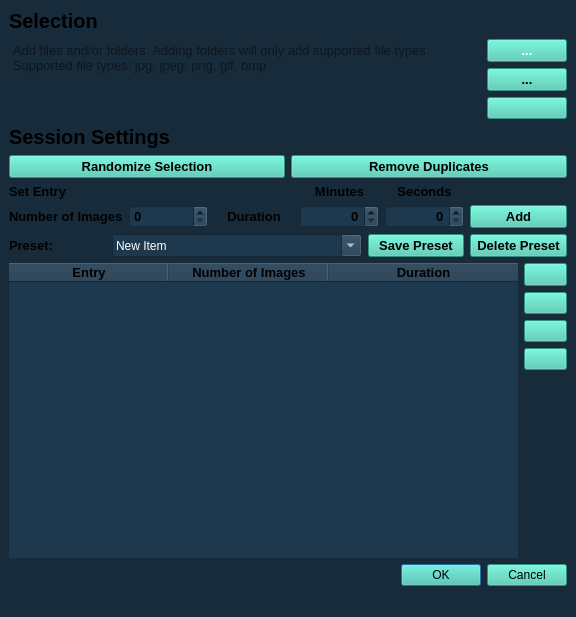
Above: ui/main_window.ui from adnv3k/GestureSesh before the change. Below: the same form after it.
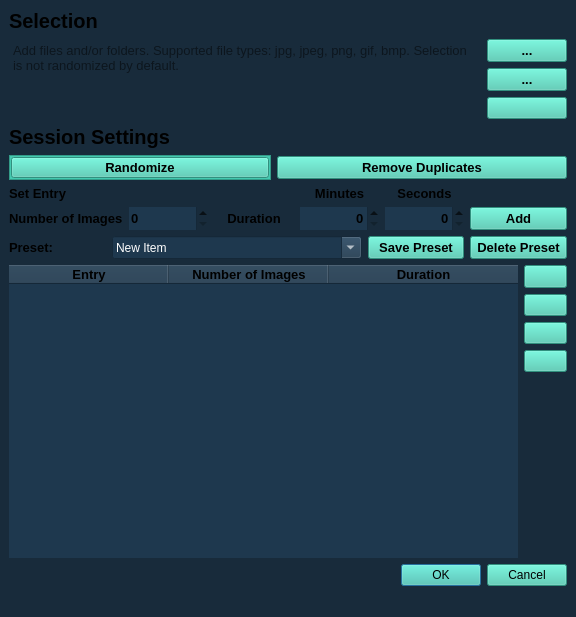
That is the form after the change. Icons and pictures are not drawn.

Diff of the .ui file:
```diff
--- a/ui/main_window.ui
+++ b/ui/main_window.ui
@@ -545,7 +545,7 @@
          <set>Qt::TextSelectableByKeyboard|Qt::TextSelectableByMouse</set>
         </property>
         <property name="placeholderText">
-         <string>Add files and/or folders. Adding folders will only add supported file types. Supported file types: jpg, jpeg, png, gif, bmp</string>
+         <string>Add files and/or folders. Supported file types: jpg, jpeg, png, gif, bmp. Selection is not randomized by default.</string>
         </property>
        </widget>
       </item>
@@ -559,9 +559,9 @@
              <colorrole role="WindowText">
               <brush brushstyle="SolidPattern">
                <color alpha="255">
-                <red>255</red>
-                <green>255</green>
-                <blue>255</blue>
+                <red>0</red>
+                <green>0</green>
+                <blue>0</blue>
                </color>
               </brush>
              </colorrole>
@@ -577,18 +577,18 @@
              <colorrole role="Text">
               <brush brushstyle="SolidPattern">
                <color alpha="255">
-                <red>255</red>
-                <green>255</green>
-                <blue>255</blue>
+                <red>0</red>
+                <green>0</green>
+                <blue>0</blue>
                </color>
               </brush>
              </colorrole>
              <colorrole role="ButtonText">
               <brush brushstyle="SolidPattern">
                <color alpha="255">
-                <red>255</red>
-                <green>255</green>
-                <blue>255</blue>
+                <red>0</red>
+                <green>0</green>
+                <blue>0</blue>
                </color>
               </brush>
              </colorrole>
@@ -613,9 +613,9 @@
              <colorrole role="PlaceholderText">
               <brush brushstyle="NoBrush">
                <color alpha="128">
-                <red>255</red>
-                <green>255</green>
-                <blue>255</blue>
+                <red>0</red>
+                <green>0</green>
+                <blue>0</blue>
                </color>
               </brush>
              </colorrole>
@@ -624,9 +624,9 @@
              <colorrole role="WindowText">
               <brush brushstyle="SolidPattern">
                <color alpha="255">
-                <red>255</red>
-                <green>255</green>
-                <blue>255</blue>
+                <red>0</red>
+                <green>0</green>
+                <blue>0</blue>
                </color>
               </brush>
              </colorrole>
@@ -642,18 +642,18 @@
              <colorrole role="Text">
               <brush brushstyle="SolidPattern">
                <color alpha="255">
-                <red>255</red>
-                <green>255</green>
-                <blue>255</blue>
+                <red>0</red>
+                <green>0</green>
+                <blue>0</blue>
                </color>
               </brush>
              </colorrole>
              <colorrole role="ButtonText">
               <brush brushstyle="SolidPattern">
                <color alpha="255">
-                <red>255</red>
-                <green>255</green>
-                <blue>255</blue>
+                <red>0</red>
+                <green>0</green>
+                <blue>0</blue>
                </color>
               </brush>
              </colorrole>
@@ -678,9 +678,9 @@
              <colorrole role="PlaceholderText">
               <brush brushstyle="NoBrush">
                <color alpha="128">
-                <red>255</red>
-                <green>255</green>
-                <blue>255</blue>
+                <red>0</red>
+                <green>0</green>
+                <blue>0</blue>
                </color>
               </brush>
              </colorrole>
@@ -689,9 +689,9 @@
              <colorrole role="WindowText">
               <brush brushstyle="SolidPattern">
                <color alpha="255">
-                <red>255</red>
-                <green>255</green>
-                <blue>255</blue>
+                <red>0</red>
+                <green>0</green>
+                <blue>0</blue>
                </color>
               </brush>
              </colorrole>
@@ -707,18 +707,18 @@
              <colorrole role="Text">
               <brush brushstyle="SolidPattern">
                <color alpha="255">
-                <red>255</red>
-                <green>255</green>
-                <blue>255</blue>
+                <red>0</red>
+                <green>0</green>
+                <blue>0</blue>
                </color>
               </brush>
              </colorrole>
              <colorrole role="ButtonText">
               <brush brushstyle="SolidPattern">
                <color alpha="255">
-                <red>255</red>
-                <green>255</green>
-                <blue>255</blue>
+                <red>0</red>
+                <green>0</green>
+                <blue>0</blue>
                </color>
               </brush>
              </colorrole>
@@ -743,9 +743,9 @@
              <colorrole role="PlaceholderText">
               <brush brushstyle="NoBrush">
                <color alpha="128">
-                <red>255</red>
-                <green>255</green>
-                <blue>255</blue>
+                <red>0</red>
+                <green>0</green>
+                <blue>0</blue>
                </color>
               </brush>
              </colorrole>
@@ -885,33 +885,522 @@
      </widget>
     </item>
     <item>
-     <layout class="QHBoxLayout" name="horizontalLayout_4">
+     <layout class="QHBoxLayout" name="horizontalLayout_5">
       <item>
-       <widget class="QPushButton" name="randomize_selection">
-        <property name="font">
-         <font>
-          <pointsize>10</pointsize>
-          <weight>75</weight>
-          <bold>true</bold>
-         </font>
+       <widget class="QFrame" name="frame">
+        <property name="minimumSize">
+         <size>
+          <width>260</width>
+          <height>0</height>
+         </size>
         </property>
-        <property name="toolTip">
-         <string>&lt;!DOCTYPE HTML PUBLIC &quot;-//W3C//DTD HTML 4.0//EN&quot; &quot;http://www.w3.org/TR/REC-html40/strict.dtd&quot;&gt;
+        <property name="maximumSize">
+         <size>
+          <width>16777215</width>
+          <height>25</height>
+         </size>
+        </property>
+        <property name="palette">
+         <palette>
+          <active>
+           <colorrole role="WindowText">
+            <brush brushstyle="SolidPattern">
+             <color alpha="255">
+              <red>255</red>
+              <green>255</green>
+              <blue>255</blue>
+             </color>
+            </brush>
+           </colorrole>
+           <colorrole role="Button">
+            <brush brushstyle="SolidPattern">
+             <color alpha="255">
+              <red>68</red>
+              <green>201</green>
+              <blue>176</blue>
+             </color>
+            </brush>
+           </colorrole>
+           <colorrole role="Text">
+            <brush brushstyle="SolidPattern">
+             <color alpha="255">
+              <red>255</red>
+              <green>255</green>
+              <blue>255</blue>
+             </color>
+            </brush>
+           </colorrole>
+           <colorrole role="ButtonText">
+            <brush brushstyle="SolidPattern">
+             <color alpha="255">
+              <red>255</red>
+              <green>255</green>
+              <blue>255</blue>
+             </color>
+            </brush>
+           </colorrole>
+           <colorrole role="Base">
+            <brush brushstyle="SolidPattern">
+             <color alpha="255">
+              <red>68</red>
+              <green>201</green>
+              <blue>176</blue>
+             </color>
+            </brush>
+           </colorrole>
+           <colorrole role="Window">
+            <brush brushstyle="SolidPattern">
+             <color alpha="255">
+              <red>68</red>
+              <green>201</green>
+              <blue>176</blue>
+             </color>
+            </brush>
+           </colorrole>
+           <colorrole role="PlaceholderText">
+            <brush brushstyle="NoBrush">
+             <color alpha="128">
+              <red>255</red>
+              <green>255</green>
+              <blue>255</blue>
+             </color>
+            </brush>
+           </colorrole>
+          </active>
+          <inactive>
+           <colorrole role="WindowText">
+            <brush brushstyle="SolidPattern">
+             <color alpha="255">
+              <red>255</red>
+              <green>255</green>
+              <blue>255</blue>
+             </color>
+            </brush>
+           </colorrole>
+           <colorrole role="Button">
+            <brush brushstyle="SolidPattern">
+             <color alpha="255">
+              <red>68</red>
+              <green>201</green>
+              <blue>176</blue>
+             </color>
+            </brush>
+           </colorrole>
+           <colorrole role="Text">
+            <brush brushstyle="SolidPattern">
+             <color alpha="255">
+              <red>255</red>
+              <green>255</green>
+              <blue>255</blue>
+             </color>
+            </brush>
+           </colorrole>
+           <colorrole role="ButtonText">
+            <brush brushstyle="SolidPattern">
+             <color alpha="255">
+              <red>255</red>
+              <green>255</green>
+              <blue>255</blue>
+             </color>
+            </brush>
+           </colorrole>
+           <colorrole role="Base">
+            <brush brushstyle="SolidPattern">
+             <color alpha="255">
+              <red>68</red>
+              <green>201</green>
+              <blue>176</blue>
+             </color>
+            </brush>
+           </colorrole>
+           <colorrole role="Window">
+            <brush brushstyle="SolidPattern">
+             <color alpha="255">
+              <red>68</red>
+              <green>201</green>
+              <blue>176</blue>
+             </color>
+            </brush>
+           </colorrole>
+           <colorrole role="PlaceholderText">
+            <brush brushstyle="NoBrush">
+             <color alpha="128">
+              <red>255</red>
+              <green>255</green>
+              <blue>255</blue>
+             </color>
+            </brush>
+           </colorrole>
+          </inactive>
+          <disabled>
+           <colorrole role="WindowText">
+            <brush brushstyle="SolidPattern">
+             <color alpha="255">
+              <red>255</red>
+              <green>255</green>
+              <blue>255</blue>
+             </color>
+            </brush>
+           </colorrole>
+           <colorrole role="Button">
+            <brush brushstyle="SolidPattern">
+             <color alpha="255">
+              <red>68</red>
+              <green>201</green>
+              <blue>176</blue>
+             </color>
+            </brush>
+           </colorrole>
+           <colorrole role="Text">
+            <brush brushstyle="SolidPattern">
+             <color alpha="255">
+              <red>255</red>
+              <green>255</green>
+              <blue>255</blue>
+             </color>
+            </brush>
+           </colorrole>
+           <colorrole role="ButtonText">
+            <brush brushstyle="SolidPattern">
+             <color alpha="255">
+              <red>255</red>
+              <green>255</green>
+              <blue>255</blue>
+             </color>
+            </brush>
+           </colorrole>
+           <colorrole role="Base">
+            <brush brushstyle="SolidPattern">
+             <color alpha="255">
+              <red>68</red>
+              <green>201</green>
+              <blue>176</blue>
+             </color>
+            </brush>
+           </colorrole>
+           <colorrole role="Window">
+            <brush brushstyle="SolidPattern">
+             <color alpha="255">
+              <red>68</red>
+              <green>201</green>
+              <blue>176</blue>
+             </color>
+            </brush>
+           </colorrole>
+           <colorrole role="PlaceholderText">
+            <brush brushstyle="NoBrush">
+             <color alpha="128">
+              <red>255</red>
+              <green>255</green>
+              <blue>255</blue>
+             </color>
+            </brush>
+           </colorrole>
+          </disabled>
+         </palette>
+        </property>
+        <property name="autoFillBackground">
+         <bool>false</bool>
+        </property>
+        <property name="styleSheet">
+         <string notr="true">background: rgb(68,201,176)</string>
+        </property>
+        <property name="frameShape">
+         <enum>QFrame::StyledPanel</enum>
+        </property>
+        <property name="frameShadow">
+         <enum>QFrame::Raised</enum>
+        </property>
+        <layout class="QHBoxLayout" name="horizontalLayout_4">
+         <property name="spacing">
+          <number>0</number>
+         </property>
+         <property name="leftMargin">
+          <number>1</number>
+         </property>
+         <property name="topMargin">
+          <number>1</number>
+         </property>
+         <property name="rightMargin">
+          <number>1</number>
+         </property>
+         <property name="bottomMargin">
+          <number>1</number>
+         </property>
+         <item>
+          <widget class="QPushButton" name="randomize_selection">
+           <property name="sizePolicy">
+            <sizepolicy hsizetype="MinimumExpanding" vsizetype="MinimumExpanding">
+             <horstretch>0</horstretch>
+             <verstretch>0</verstretch>
+            </sizepolicy>
+           </property>
+           <property name="minimumSize">
+            <size>
+             <width>258</width>
+             <height>21</height>
+            </size>
+           </property>
+           <property name="palette">
+            <palette>
+             <active>
+              <colorrole role="WindowText">
+               <brush brushstyle="SolidPattern">
+                <color alpha="255">
+                 <red>0</red>
+                 <green>0</green>
+                 <blue>0</blue>
+                </color>
+               </brush>
+              </colorrole>
+              <colorrole role="Button">
+               <brush brushstyle="SolidPattern">
+                <color alpha="255">
+                 <red>68</red>
+                 <green>201</green>
+                 <blue>176</blue>
+                </color>
+               </brush>
+              </colorrole>
+              <colorrole role="Text">
+               <brush brushstyle="SolidPattern">
+                <color alpha="255">
+                 <red>0</red>
+                 <green>0</green>
+                 <blue>0</blue>
+                </color>
+               </brush>
+              </colorrole>
+              <colorrole role="ButtonText">
+               <brush brushstyle="SolidPattern">
+                <color alpha="255">
+                 <red>0</red>
+                 <green>0</green>
+                 <blue>0</blue>
+                </color>
+               </brush>
+              </colorrole>
+              <colorrole role="Base">
+               <brush brushstyle="SolidPattern">
+                <color alpha="255">
+                 <red>68</red>
+                 <green>201</green>
+                 <blue>176</blue>
+                </color>
+               </brush>
+              </colorrole>
+              <colorrole role="Window">
+               <brush brushstyle="SolidPattern">
+                <color alpha="255">
+                 <red>68</red>
+                 <green>201</green>
+                 <blue>176</blue>
+                </color>
+               </brush>
+              </colorrole>
+              <colorrole role="PlaceholderText">
+               <brush brushstyle="NoBrush">
+                <color alpha="128">
+                 <red>0</red>
+                 <green>0</green>
+                 <blue>0</blue>
+                </color>
+               </brush>
+              </colorrole>
+             </active>
+             <inactive>
+              <colorrole role="WindowText">
+               <brush brushstyle="SolidPattern">
+                <color alpha="255">
+                 <red>0</red>
+                 <green>0</green>
+                 <blue>0</blue>
+                </color>
+               </brush>
+              </colorrole>
+              <colorrole role="Button">
+               <brush brushstyle="SolidPattern">
+                <color alpha="255">
+                 <red>68</red>
+                 <green>201</green>
+                 <blue>176</blue>
+                </color>
+               </brush>
+              </colorrole>
+              <colorrole role="Text">
+               <brush brushstyle="SolidPattern">
+                <color alpha="255">
+                 <red>0</red>
+                 <green>0</green>
+                 <blue>0</blue>
+                </color>
+               </brush>
+              </colorrole>
+              <colorrole role="ButtonText">
+               <brush brushstyle="SolidPattern">
+                <color alpha="255">
+                 <red>0</red>
+                 <green>0</green>
+                 <blue>0</blue>
+                </color>
+               </brush>
+              </colorrole>
+              <colorrole role="Base">
+               <brush brushstyle="SolidPattern">
+                <color alpha="255">
+                 <red>68</red>
+                 <green>201</green>
+                 <blue>176</blue>
+                </color>
+               </brush>
+              </colorrole>
+              <colorrole role="Window">
+               <brush brushstyle="SolidPattern">
+                <color alpha="255">
+                 <red>68</red>
+                 <green>201</green>
+                 <blue>176</blue>
+                </color>
+               </brush>
+              </colorrole>
+              <colorrole role="PlaceholderText">
+               <brush brushstyle="NoBrush">
+                <color alpha="128">
+                 <red>0</red>
+                 <green>0</green>
+                 <blue>0</blue>
+                </color>
+               </brush>
+              </colorrole>
+             </inactive>
+             <disabled>
+              <colorrole role="WindowText">
+               <brush brushstyle="SolidPattern">
+                <color alpha="255">
+                 <red>0</red>
+                 <green>0</green>
+                 <blue>0</blue>
+                </color>
+               </brush>
+              </colorrole>
+              <colorrole role="Button">
+               <brush brushstyle="SolidPattern">
+                <color alpha="255">
+                 <red>68</red>
+                 <green>201</green>
+                 <blue>176</blue>
+                </color>
+               </brush>
+              </colorrole>
+              <colorrole role="Text">
+               <brush brushstyle="SolidPattern">
+                <color alpha="255">
+                 <red>0</red>
+                 <green>0</green>
+                 <blue>0</blue>
+                </color>
+               </brush>
+              </colorrole>
+              <colorrole role="ButtonText">
+               <brush brushstyle="SolidPattern">
+                <color alpha="255">
+                 <red>0</red>
+                 <green>0</green>
+                 <blue>0</blue>
+                </color>
+               </brush>
+              </colorrole>
+              <colorrole role="Base">
+               <brush brushstyle="SolidPattern">
+                <color alpha="255">
+                 <red>68</red>
+                 <green>201</green>
+                 <blue>176</blue>
+                </color>
+               </brush>
+              </colorrole>
+              <colorrole role="Window">
+               <brush brushstyle="SolidPattern">
+                <color alpha="255">
+                 <red>68</red>
+                 <green>201</green>
+                 <blue>176</blue>
+                </color>
+               </brush>
+              </colorrole>
+              <colorrole role="PlaceholderText">
+               <brush brushstyle="NoBrush">
+                <color alpha="128">
+                 <red>0</red>
+                 <green>0</green>
+                 <blue>0</blue>
+                </color>
+               </brush>
+              </colorrole>
+             </disabled>
+            </palette>
+           </property>
+           <property name="font">
+            <font>
+             <pointsize>10</pointsize>
+             <weight>75</weight>
+             <bold>true</bold>
+            </font>
+           </property>
+           <property name="focusPolicy">
+            <enum>Qt::NoFocus</enum>
+           </property>
+           <property name="toolTip">
+            <string>&lt;!DOCTYPE HTML PUBLIC &quot;-//W3C//DTD HTML 4.0//EN&quot; &quot;http://www.w3.org/TR/REC-html40/strict.dtd&quot;&gt;
 &lt;html&gt;&lt;head&gt;&lt;meta name=&quot;qrichtext&quot; content=&quot;1&quot; /&gt;&lt;style type=&quot;text/css&quot;&gt;
 p, li { white-space: pre-wrap; }
-&lt;/style&gt;&lt;/head&gt;&lt;body style=&quot; font-family:'MS Shell Dlg 2'; font-size:13pt; font-weight:400; font-style:normal;color:'black';&quot;&gt;
-&lt;p style=&quot; margin-top:0px; margin-bottom:0px; margin-left:0px; margin-right:0px; -qt-block-indent:0; text-indent:0px;&quot;&gt;By default, images will be displayed in the order of selection. &lt;/p&gt;&lt;/body&gt;&lt;/html&gt;</string>
-        </property>
-        <property name="styleSheet">
-         <string notr="true">background: rgb(68,201,176); color: 'white';</string>
-        </property>
-        <property name="text">
-         <string>Randomize Selection</string>
-        </property>
+&lt;/style&gt;&lt;/head&gt;&lt;body style=&quot; font-family:'MS Shell Dlg 2'; font-size:8pt; font-weight:400; font-style:normal;&quot;&gt;
+&lt;p style=&quot; margin-top:0px; margin-bottom:0px; margin-left:0px; margin-right:0px; -qt-block-indent:0; text-indent:0px;&quot;&gt;&lt;span style=&quot; font-size:13pt; color:#000000;&quot;&gt;Toggle randomization of selection&lt;/span&gt;&lt;/p&gt;
+&lt;p style=&quot; margin-top:0px; margin-bottom:0px; margin-left:0px; margin-right:0px; -qt-block-indent:0; text-indent:0px;&quot;&gt;&lt;span style=&quot; font-size:13pt; color:#000000;&quot;&gt;Ctrl + R&lt;/span&gt;&lt;/p&gt;&lt;/body&gt;&lt;/html&gt;</string>
+           </property>
+           <property name="autoFillBackground">
+            <bool>false</bool>
+           </property>
+           <property name="styleSheet">
+            <string notr="true">background: rgb(68,201,176); color: 'black';</string>
+           </property>
+           <property name="text">
+            <string>Randomize</string>
+           </property>
+           <property name="shortcut">
+            <string>Ctrl+R</string>
+           </property>
+           <property name="checkable">
+            <bool>true</bool>
+           </property>
+           <property name="checked">
+            <bool>false</bool>
+           </property>
+           <property name="autoRepeat">
+            <bool>false</bool>
+           </property>
+           <property name="autoDefault">
+            <bool>false</bool>
+           </property>
+           <property name="default">
+            <bool>false</bool>
+           </property>
+           <property name="flat">
+            <bool>false</bool>
+           </property>
+          </widget>
+         </item>
+        </layout>
        </widget>
       </item>
       <item>
        <widget class="QPushButton" name="remove_duplicates">
+        <property name="minimumSize">
+         <size>
+          <width>290</width>
+          <height>20</height>
+         </size>
+        </property>
         <property name="font">
          <font>
           <pointsize>10</pointsize>
@@ -1024,6 +1513,9 @@
         <property name="styleSheet">
          <string notr="true">background: rgb(30,56,78); color: 'white';</string>
         </property>
+        <property name="frame">
+         <bool>false</bool>
+        </property>
         <property name="maximum">
          <number>999999999</number>
         </property>
@@ -1061,6 +1553,9 @@
         <property name="styleSheet">
          <string notr="true">background: rgb(30,56,78); color: 'white';</string>
         </property>
+        <property name="frame">
+         <bool>false</bool>
+        </property>
         <property name="alignment">
          <set>Qt::AlignRight|Qt::AlignTrailing|Qt::AlignVCenter</set>
         </property>
@@ -1081,6 +1576,9 @@
         <property name="styleSheet">
          <string notr="true">background: rgb(30,56,78); color: 'white';</string>
         </property>
+        <property name="frame">
+         <bool>false</bool>
+        </property>
         <property name="alignment">
          <set>Qt::AlignRight|Qt::AlignTrailing|Qt::AlignVCenter</set>
         </property>
@@ -1563,6 +2061,24 @@
                </color>
               </brush>
              </colorrole>
+             <colorrole role="Highlight">
+              <brush brushstyle="SolidPattern">
+               <color alpha="255">
+                <red>97</red>
+                <green>209</green>
+                <blue>189</blue>
+               </color>
+              </brush>
+             </colorrole>
+             <colorrole role="HighlightedText">
+              <brush brushstyle="SolidPattern">
+               <color alpha="255">
+                <red>45</red>
+                <green>85</green>
+                <blue>117</blue>
+               </color>
+              </brush>
+             </colorrole>
              <colorrole role="AlternateBase">
               <brush brushstyle="SolidPattern">
                <color alpha="255">
@@ -1637,6 +2153,24 @@
                </color>
               </brush>
              </colorrole>
+             <colorrole role="Highlight">
+              <brush brushstyle="SolidPattern">
+               <color alpha="255">
+                <red>97</red>
+                <green>209</green>
+                <blue>189</blue>
+               </color>
+              </brush>
+             </colorrole>
+             <colorrole role="HighlightedText">
+              <brush brushstyle="SolidPattern">
+               <color alpha="255">
+                <red>45</red>
+                <green>85</green>
+                <blue>117</blue>
+               </color>
+              </brush>
+             </colorrole>
              <colorrole role="AlternateBase">
               <brush brushstyle="SolidPattern">
                <color alpha="255">
@@ -1711,6 +2245,24 @@
                </color>
               </brush>
              </colorrole>
+             <colorrole role="Highlight">
+              <brush brushstyle="SolidPattern">
+               <color alpha="255">
+                <red>0</red>
+                <green>120</green>
+                <blue>215</blue>
+               </color>
+              </brush>
+             </colorrole>
+             <colorrole role="HighlightedText">
+              <brush brushstyle="SolidPattern">
+               <color alpha="255">
+                <red>45</red>
+                <green>85</green>
+                <blue>117</blue>
+               </color>
+              </brush>
+             </colorrole>
              <colorrole role="AlternateBase">
               <brush brushstyle="SolidPattern">
                <color alpha="255">
@@ -1848,6 +2400,13 @@
            <property name="textAlignment">
             <set>AlignCenter</set>
            </property>
+           <property name="background">
+            <color>
+             <red>68</red>
+             <green>201</green>
+             <blue>176</blue>
+            </color>
+           </property>
            <property name="foreground">
             <brush brushstyle="SolidPattern">
              <color alpha="255">
@@ -2075,6 +2634,18 @@
             <height>24</height>
            </size>
           </property>
+          <property name="shortcut">
+           <string>S</string>
+          </property>
+          <property name="autoDefault">
+           <bool>false</bool>
+          </property>
+          <property name="default">
+           <bool>false</bool>
+          </property>
+          <property name="flat">
+           <bool>false</bool>
+          </property>
          </widget>
         </item>
         <item>
@@ -2102,6 +2673,15 @@
             <height>24</height>
            </size>
           </property>
+          <property name="shortcut">
+           <string>C</string>
+          </property>
+          <property name="default">
+           <bool>false</bool>
+          </property>
+          <property name="flat">
+           <bool>false</bool>
+          </property>
          </widget>
         </item>
         <item>
```
Left out of the diff: 120 changed lines with no effect on the pictures.
